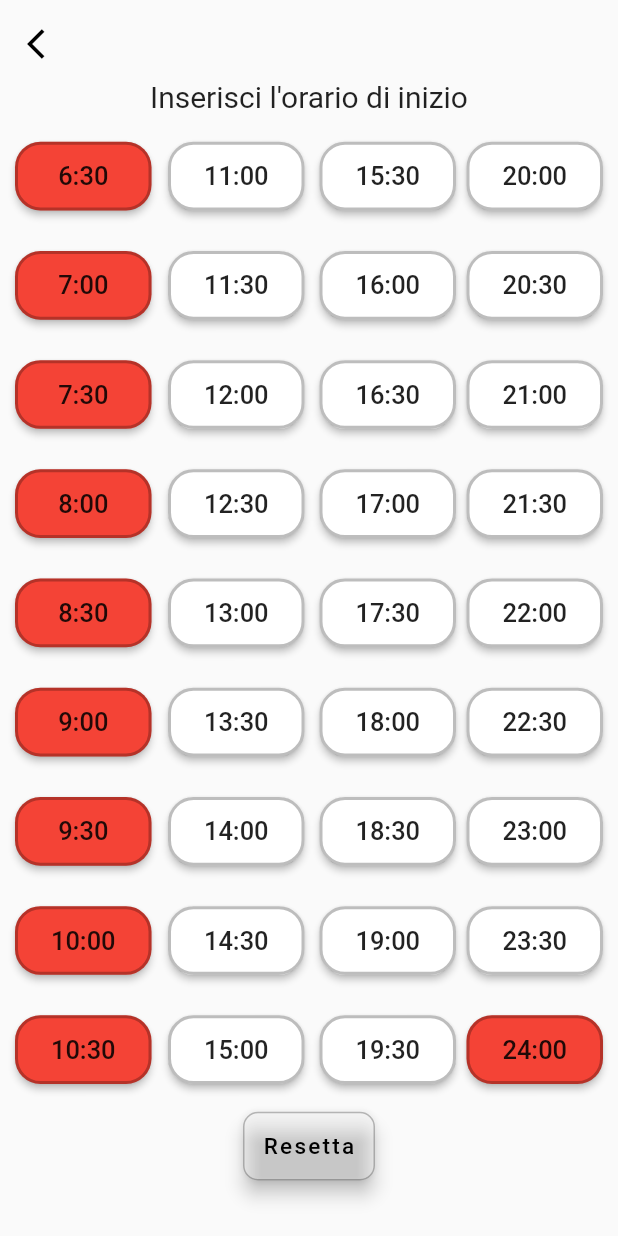
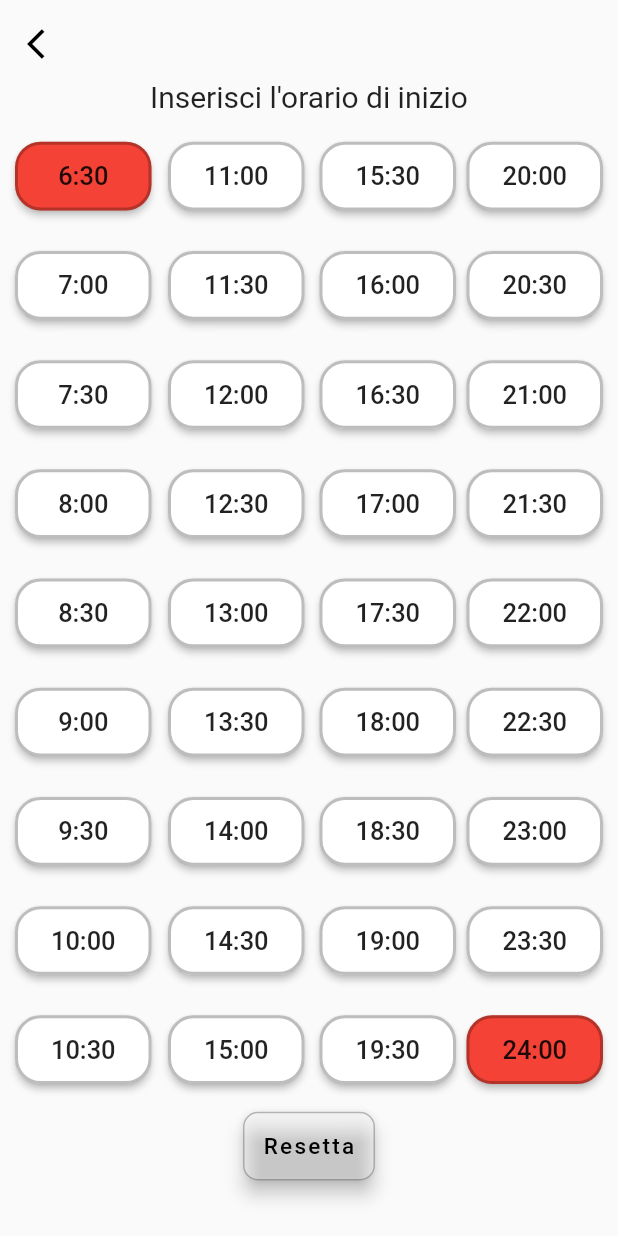
Before and after one commit to ErosAbatelli/quickplay_Flutter, a Flutter app: the SelezioneOrario screen opened directly with empty values, after a tap on "Resetta", on a phone screen of 412 x 824 dp. Run offline on Flutter 3.47's test engine with Material 2 defaults, Android fonts, the light colour scheme and no system bars; our stand-ins replace barcode_widget, cloud_firestore, email_validator, firebase_auth, firebase_storage, flex_color_scheme and 8 more; missing offline and left inert: clipboard_manager, ff_navigation_bar, flutter_barcode_scanner, kf_drawer, map_picker; accounts and stored records are empty; Roboto replaces fonts that are missing (sans-serif-medium); project files that could hold a hidden picture were left out.

Commit message:
Controllo sull'ora <6:00

```diff
--- a/lib/pages/TimeSelection.dart
+++ b/lib/pages/TimeSelection.dart
@@ -217,6 +217,7 @@ class _SelezioneOrario extends State<SelezioneOrario> {
       buttonsEnabled["6:30"] = false;
       buttonsColour["6:30"] = Colors.red;
       int ora = 7;
+      if((DateTime.now().hour>=6)&&(DateTime.now().minute>30)){
         while(ora.toString()!=oraNow){
           buttonsEnabled[ora.toString()+":00"] = false;
           buttonsColour[ora.toString()+":00"] = Colors.red;
@@ -228,6 +229,7 @@ class _SelezioneOrario extends State<SelezioneOrario> {
         buttonsColour[ora.toString()+":00"] = Colors.red;
         buttonsEnabled[ora.toString()+":30"] = false;
         buttonsColour[ora.toString()+":30"] = Colors.red;
+      }
       }
 
 
```
Lines whose indentation alone changed are shown as unchanged.
